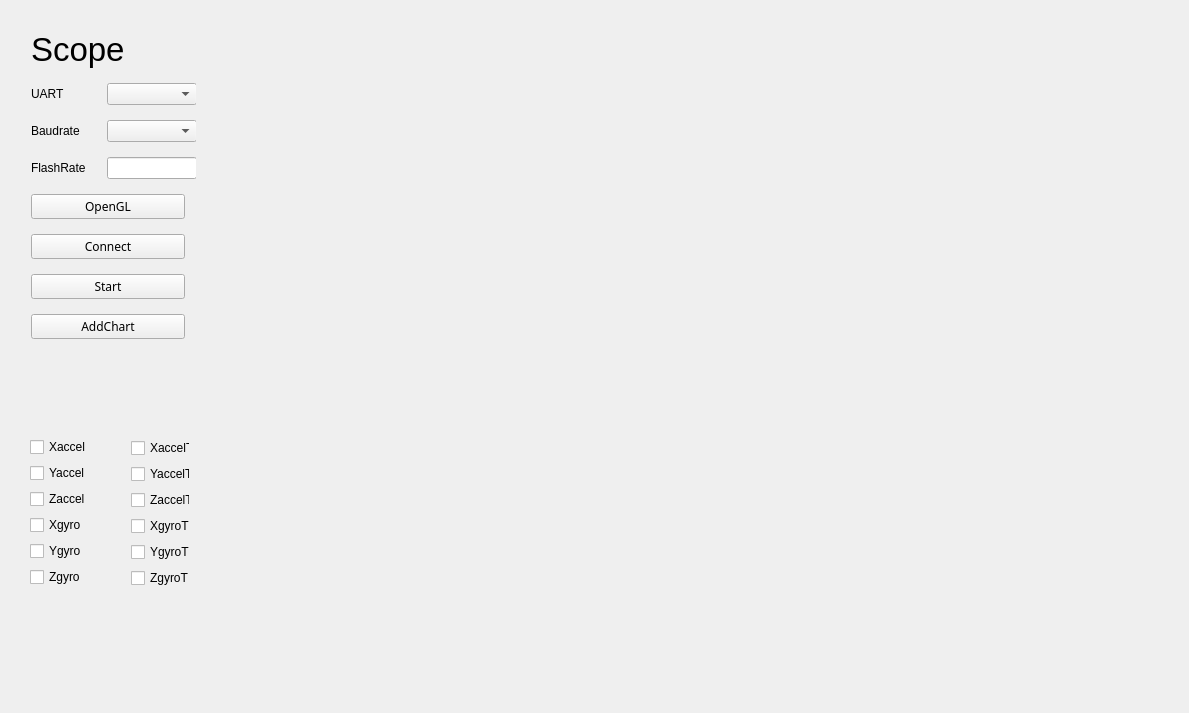
Qt form mainwindow.ui (cay125/SerialChart) before a commit.
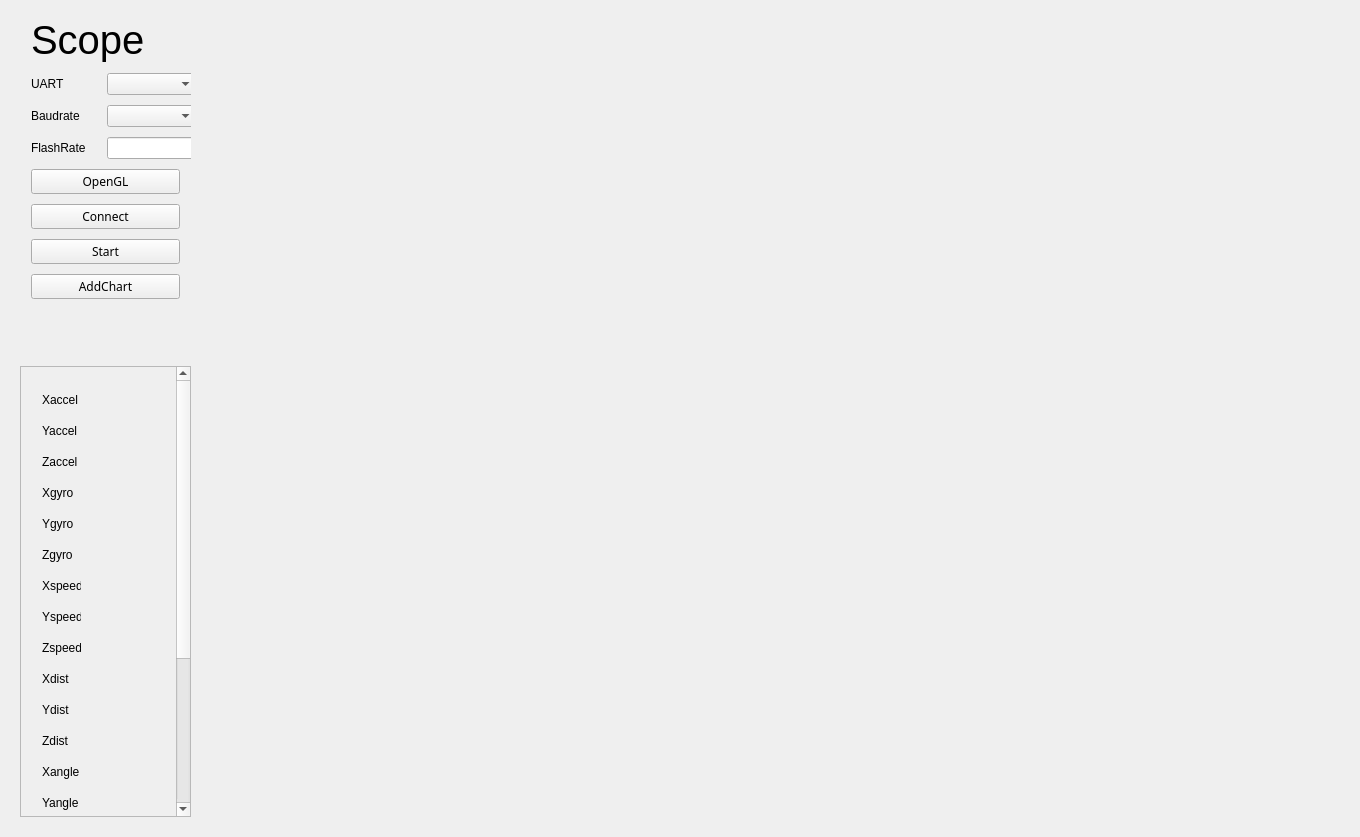
The same form after that commit.

Diff of the .ui file:
```diff
--- a/mainwindow.ui
+++ b/mainwindow.ui
@@ -6,8 +6,8 @@
    <rect>
     <x>0</x>
     <y>0</y>
-    <width>1189</width>
-    <height>713</height>
+    <width>1360</width>
+    <height>837</height>
    </rect>
   </property>
   <property name="windowTitle">
@@ -18,21 +18,21 @@
     <property name="geometry">
      <rect>
       <x>20</x>
-      <y>20</y>
-      <width>176</width>
-      <height>391</height>
+      <y>6</y>
+      <width>171</width>
+      <height>361</height>
      </rect>
     </property>
     <layout class="QVBoxLayout" name="ControlLayout">
      <property name="spacing">
-      <number>15</number>
+      <number>10</number>
      </property>
      <item>
       <widget class="QLabel" name="Titlelabel">
        <property name="font">
         <font>
          <family>Microsoft YaHei UI</family>
-         <pointsize>25</pointsize>
+         <pointsize>30</pointsize>
         </font>
        </property>
        <property name="text">
@@ -246,28 +246,55 @@
      <rect>
       <x>220</x>
       <y>20</y>
-      <width>961</width>
-      <height>661</height>
+      <width>1121</width>
+      <height>801</height>
      </rect>
     </property>
     <layout class="QGridLayout" name="mainLayout"/>
    </widget>
+   <widget class="QScrollArea" name="scrollArea">
+    <property name="geometry">
+     <rect>
+      <x>20</x>
+      <y>366</y>
+      <width>171</width>
+      <height>451</height>
+     </rect>
+    </property>
+    <property name="widgetResizable">
+     <bool>true</bool>
+    </property>
+    <widget class="QWidget" name="scrollAreaWidgetContents">
+     <property name="geometry">
+      <rect>
+       <x>0</x>
+       <y>-87</y>
+       <width>155</width>
+       <height>680</height>
+      </rect>
+     </property>
+     <property name="minimumSize">
+      <size>
+       <width>0</width>
+       <height>680</height>
+      </size>
+     </property>
    <widget class="QWidget" name="verticalLayoutWidget_2">
     <property name="geometry">
      <rect>
-      <x>19</x>
-      <y>426</y>
-      <width>81</width>
-      <height>271</height>
-     </rect>
-    </property>
-    <layout class="QVBoxLayout" name="verticalLayout">
+        <x>10</x>
+        <y>9</y>
+        <width>61</width>
+        <height>671</height>
+       </rect>
+      </property>
+      <layout class="QVBoxLayout" name="labelLayout">
      <item>
-      <widget class="QCheckBox" name="Xaccel">
+        <widget class="QLabel" name="label_21">
        <property name="minimumSize">
         <size>
          <width>0</width>
-         <height>0</height>
+           <height>25</height>
         </size>
        </property>
        <property name="text">
@@ -276,11 +303,11 @@
       </widget>
      </item>
      <item>
-      <widget class="QCheckBox" name="Yaccel">
+        <widget class="QLabel" name="label_2">
        <property name="minimumSize">
         <size>
          <width>0</width>
-         <height>0</height>
+           <height>25</height>
         </size>
        </property>
        <property name="text">
@@ -289,11 +316,11 @@
       </widget>
      </item>
      <item>
-      <widget class="QCheckBox" name="Zaccel">
+        <widget class="QLabel" name="label_3">
        <property name="minimumSize">
         <size>
          <width>0</width>
-         <height>0</height>
+           <height>25</height>
         </size>
        </property>
        <property name="text">
@@ -302,11 +329,11 @@
       </widget>
      </item>
      <item>
-      <widget class="QCheckBox" name="Xgyro">
+        <widget class="QLabel" name="label_4">
        <property name="minimumSize">
         <size>
          <width>0</width>
-         <height>0</height>
+           <height>25</height>
         </size>
        </property>
        <property name="text">
@@ -315,11 +342,11 @@
       </widget>
      </item>
      <item>
-      <widget class="QCheckBox" name="Ygyro">
+        <widget class="QLabel" name="label_5">
        <property name="minimumSize">
         <size>
          <width>0</width>
-         <height>0</height>
+           <height>25</height>
         </size>
        </property>
        <property name="text">
@@ -328,11 +355,11 @@
       </widget>
      </item>
      <item>
-      <widget class="QCheckBox" name="Zgyro">
+        <widget class="QLabel" name="label_6">
        <property name="minimumSize">
         <size>
          <width>0</width>
-         <height>0</height>
+           <height>25</height>
         </size>
        </property>
        <property name="text">
@@ -341,74 +368,202 @@
       </widget>
      </item>
      <item>
-      <spacer name="verticalSpacer1">
-       <property name="orientation">
-        <enum>Qt::Vertical</enum>
-       </property>
-       <property name="sizeHint" stdset="0">
+        <widget class="QLabel" name="label_7">
+         <property name="minimumSize">
+          <size>
+           <width>0</width>
+           <height>25</height>
+          </size>
+         </property>
+         <property name="text">
+          <string>Xspeed</string>
+         </property>
+        </widget>
+       </item>
+       <item>
+        <widget class="QLabel" name="label_8">
+         <property name="minimumSize">
         <size>
-         <width>20</width>
-         <height>40</height>
-        </size>
-       </property>
-      </spacer>
-     </item>
-    </layout>
-   </widget>
-   <widget class="QWidget" name="verticalLayoutWidget_3">
-    <property name="geometry">
-     <rect>
-      <x>120</x>
-      <y>427</y>
-      <width>81</width>
-      <height>271</height>
-     </rect>
-    </property>
-    <layout class="QVBoxLayout" name="verticalLayout_2">
+           <width>0</width>
+           <height>25</height>
+          </size>
+         </property>
+         <property name="text">
+          <string>Yspeed</string>
+         </property>
+        </widget>
+       </item>
+       <item>
+        <widget class="QLabel" name="label_9">
+         <property name="minimumSize">
+          <size>
+           <width>0</width>
+           <height>25</height>
+          </size>
+         </property>
+         <property name="text">
+          <string>Zspeed</string>
+         </property>
+        </widget>
+       </item>
+       <item>
+        <widget class="QLabel" name="label_10">
+         <property name="minimumSize">
+          <size>
+           <width>0</width>
+           <height>25</height>
+          </size>
+         </property>
+         <property name="text">
+          <string>Xdist</string>
+         </property>
+        </widget>
+       </item>
      <item>
-      <widget class="QCheckBox" name="XaccelT">
+        <widget class="QLabel" name="label">
+         <property name="minimumSize">
+          <size>
+           <width>0</width>
+           <height>25</height>
+          </size>
+         </property>
+         <property name="text">
+          <string>Ydist</string>
+         </property>
+        </widget>
+       </item>
+       <item>
+        <widget class="QLabel" name="label_11">
+         <property name="minimumSize">
+          <size>
+           <width>0</width>
+           <height>25</height>
+          </size>
+         </property>
+         <property name="text">
+          <string>Zdist</string>
+         </property>
+        </widget>
+       </item>
+       <item>
+        <widget class="QLabel" name="label_12">
+         <property name="minimumSize">
+          <size>
+           <width>0</width>
+           <height>25</height>
+          </size>
+         </property>
+         <property name="text">
+          <string>Xangle</string>
+         </property>
+        </widget>
+       </item>
+       <item>
+        <widget class="QLabel" name="label_13">
+         <property name="minimumSize">
+          <size>
+           <width>0</width>
+           <height>25</height>
+          </size>
+         </property>
+         <property name="text">
+          <string>Yangle</string>
+         </property>
+        </widget>
+       </item>
+       <item>
+        <widget class="QLabel" name="label_14">
+         <property name="minimumSize">
+          <size>
+           <width>0</width>
+           <height>25</height>
+          </size>
+         </property>
+         <property name="text">
+          <string>Zangle</string>
+         </property>
+        </widget>
+       </item>
+       <item>
+        <widget class="QLabel" name="label_15">
+         <property name="minimumSize">
+          <size>
+           <width>0</width>
+           <height>25</height>
+          </size>
+         </property>
        <property name="text">
         <string>XaccelT</string>
        </property>
       </widget>
      </item>
      <item>
-      <widget class="QCheckBox" name="YaccelT">
+        <widget class="QLabel" name="label_17">
+         <property name="minimumSize">
+          <size>
+           <width>0</width>
+           <height>25</height>
+          </size>
+         </property>
        <property name="text">
         <string>YaccelT</string>
        </property>
       </widget>
      </item>
      <item>
-      <widget class="QCheckBox" name="ZaccelT">
+        <widget class="QLabel" name="label_16">
+         <property name="minimumSize">
+          <size>
+           <width>0</width>
+           <height>25</height>
+          </size>
+         </property>
        <property name="text">
         <string>ZaccelT</string>
        </property>
       </widget>
      </item>
      <item>
-      <widget class="QCheckBox" name="XgyroT">
+        <widget class="QLabel" name="label_18">
+         <property name="minimumSize">
+          <size>
+           <width>0</width>
+           <height>25</height>
+          </size>
+         </property>
        <property name="text">
         <string>XgyroT</string>
        </property>
       </widget>
      </item>
      <item>
-      <widget class="QCheckBox" name="YgyroT">
+        <widget class="QLabel" name="label_19">
+         <property name="minimumSize">
+          <size>
+           <width>0</width>
+           <height>25</height>
+          </size>
+         </property>
        <property name="text">
         <string>YgyroT</string>
        </property>
       </widget>
      </item>
      <item>
-      <widget class="QCheckBox" name="ZgyroT">
+        <widget class="QLabel" name="label_20">
+         <property name="minimumSize">
+          <size>
+           <width>0</width>
+           <height>25</height>
+          </size>
+         </property>
        <property name="text">
         <string>ZgyroT</string>
        </property>
       </widget>
      </item>
      <item>
-      <spacer name="verticalSpacer2">
+        <spacer name="verticalSpacer_2">
        <property name="orientation">
         <enum>Qt::Vertical</enum>
        </property>
@@ -421,6 +576,19 @@
       </spacer>
      </item>
     </layout>
+     </widget>
+     <widget class="QWidget" name="verticalLayoutWidget_3">
+      <property name="geometry">
+       <rect>
+        <x>80</x>
+        <y>10</y>
+        <width>101</width>
+        <height>671</height>
+       </rect>
+      </property>
+      <layout class="QVBoxLayout" name="lineLayout"/>
+     </widget>
+    </widget>
    </widget>
   </widget>
  </widget>
```
Lines whose indentation alone changed are shown as unchanged.
